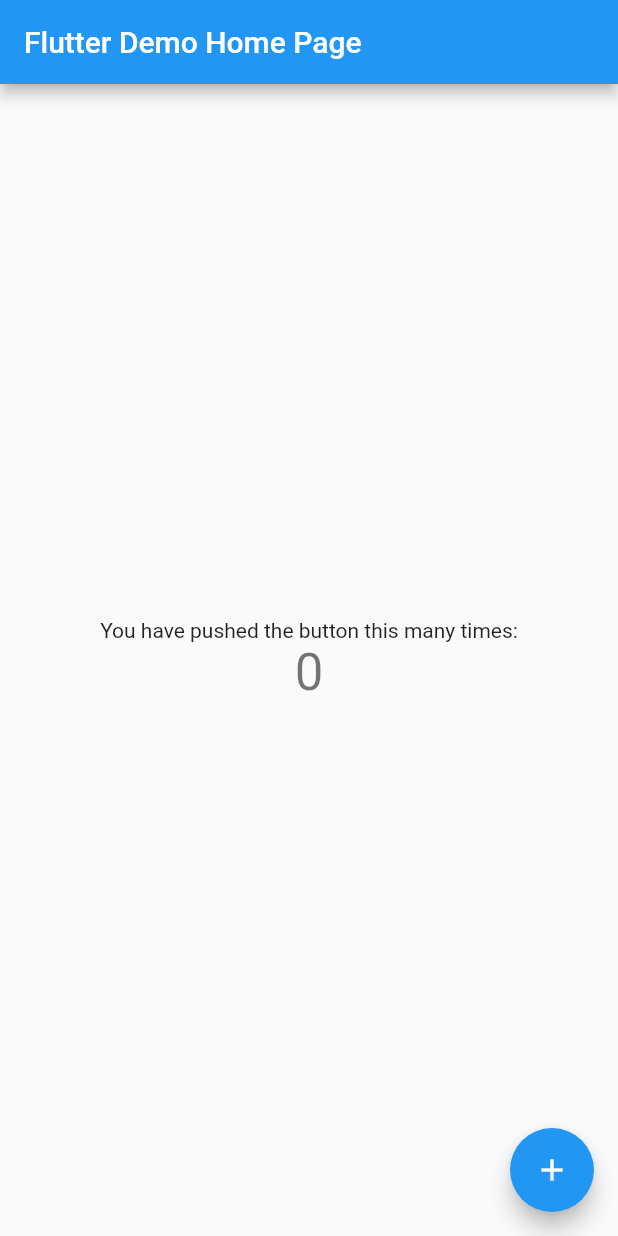
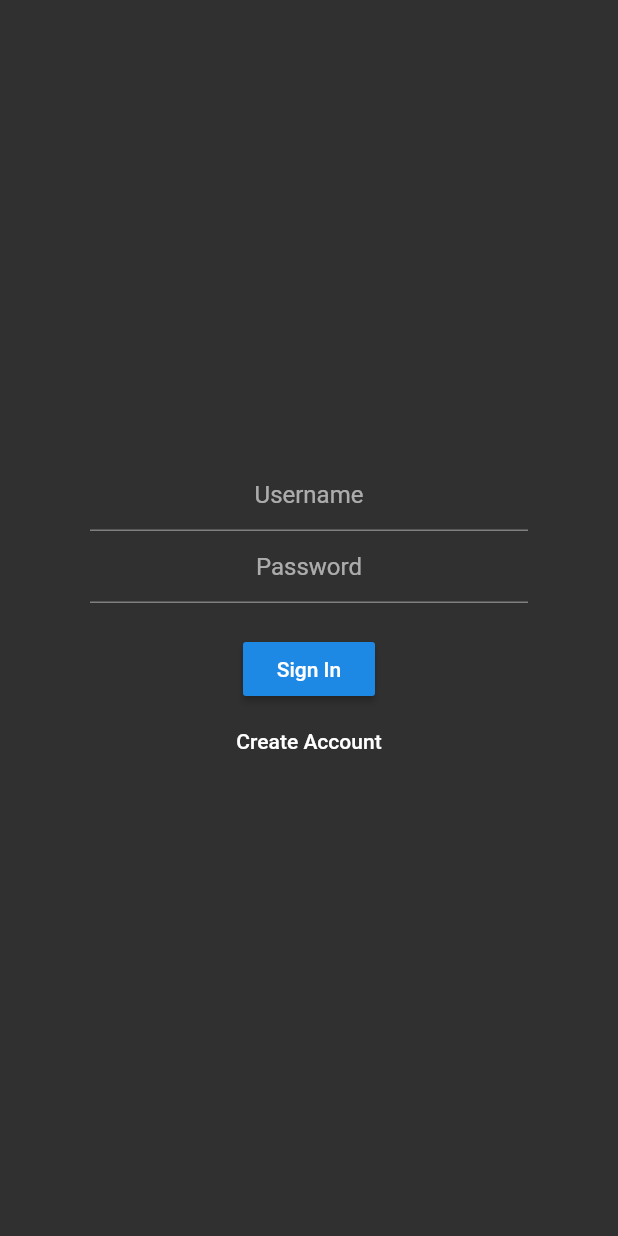
Before and after one commit to omarnaman/grocery-control, a Flutter app: the screen it shows after launch, on a phone screen of 412 x 824 dp. Run offline on Flutter 3.47's test engine with Material 2 defaults, Android fonts, the phone set to English and light mode, and no system bars; our stand-ins replace cloud_firestore, firebase_auth, firebase_core; accounts and stored records are empty.

Commit message:
First version of android Grocery Control

```diff
--- a/lib/main.dart
+++ b/lib/main.dart
@@ -1,114 +1,85 @@
+import 'package:cloud_firestore/cloud_firestore.dart';
+import 'package:firebase_auth/firebase_auth.dart';
 import 'package:flutter/material.dart';
 
+import 'package:firebase_core/firebase_core.dart';
+import 'package:grocery_control/screens/home.dart';
+import 'package:grocery_control/screens/login.dart';
+import 'package:grocery_control/services/auth.dart';
+
 void main() {
-  runApp(MyApp());
+  runApp(App());
 }
 
-class MyApp extends StatelessWidget {
-  // This widget is the root of your application.
+class App extends StatelessWidget {
   @override
   Widget build(BuildContext context) {
     return MaterialApp(
-      title: 'Flutter Demo',
-      theme: ThemeData(
-        // This is the theme of your application.
-        //
-        // Try running your application with "flutter run". You'll see the
-        // application has a blue toolbar. Then, without quitting the app, try
-        // changing the primarySwatch below to Colors.green and then invoke
-        // "hot reload" (press "r" in the console where you ran "flutter run",
-        // or simply save your changes to "hot reload" in a Flutter IDE).
-        // Notice that the counter didn't reset back to zero; the application
-        // is not restarted.
-        primarySwatch: Colors.blue,
+      debugShowCheckedModeBanner: false,
+      theme: ThemeData.dark(),
+      home: FutureBuilder(
+        // Initialize FlutterFire:
+        future: Firebase.initializeApp(),
+        builder: (context, snapshot) {
+          // Check for errors
+          if (snapshot.hasError) {
+            return const Scaffold(
+              body: Center(
+                child: Text("Error"),
+              ),
+            );
+          }
+
+          // Once complete, show your application
+          if (snapshot.connectionState == ConnectionState.done) {
+            return Root();
+          }
+
+          // Otherwise, show something whilst waiting for initialization to complete
+          return const Scaffold(
+            body: Center(
+              child: Text("Loading..."),
+            ),
+          );
+        },
       ),
-      home: MyHomePage(title: 'Flutter Demo Home Page'),
     );
   }
 }
 
-class MyHomePage extends StatefulWidget {
-  MyHomePage({Key key, this.title}) : super(key: key);
-
-  // This widget is the home page of your application. It is stateful, meaning
-  // that it has a State object (defined below) that contains fields that affect
-  // how it looks.
-
-  // This class is the configuration for the state. It holds the values (in this
-  // case the title) provided by the parent (in this case the App widget) and
-  // used by the build method of the State. Fields in a Widget subclass are
-  // always marked "final".
-
-  final String title;
-
+class Root extends StatefulWidget {
   @override
-  _MyHomePageState createState() => _MyHomePageState();
+  _RootState createState() => _RootState();
 }
 
-class _MyHomePageState extends State<MyHomePage> {
-  int _counter = 0;
-
-  void _incrementCounter() {
-    setState(() {
-      // This call to setState tells the Flutter framework that something has
-      // changed in this State, which causes it to rerun the build method below
-      // so that the display can reflect the updated values. If we changed
-      // _counter without calling setState(), then the build method would not be
-      // called again, and so nothing would appear to happen.
-      _counter++;
-      _counter++;
-    });
-  }
-
+class _RootState extends State<Root> {
+  final FirebaseAuth _auth = FirebaseAuth.instance;
+  final FirebaseFirestore _firestore = FirebaseFirestore.instance;
   @override
   Widget build(BuildContext context) {
-    // This method is rerun every time setState is called, for instance as done
-    // by the _incrementCounter method above.
-    //
-    // The Flutter framework has been optimized to make rerunning build methods
-    // fast, so that you can just rebuild anything that needs updating rather
-    // than having to individually change instances of widgets.
-    return Scaffold(
-      appBar: AppBar(
-        // Here we take the value from the MyHomePage object that was created by
-        // the App.build method, and use it to set our appbar title.
-        title: Text(widget.title),
-      ),
-      body: Center(
-        // Center is a layout widget. It takes a single child and positions it
-        // in the middle of the parent.
-        child: Column(
-          // Column is also a layout widget. It takes a list of children and
-          // arranges them vertically. By default, it sizes itself to fit its
-          // children horizontally, and tries to be as tall as its parent.
-          //
-          // Invoke "debug painting" (press "p" in the console, choose the
-          // "Toggle Debug Paint" action from the Flutter Inspector in Android
-          // Studio, or the "Toggle Debug Paint" command in Visual Studio Code)
-          // to see the wireframe for each widget.
-          //
-          // Column has various properties to control how it sizes itself and
-          // how it positions its children. Here we use mainAxisAlignment to
-          // center the children vertically; the main axis here is the vertical
-          // axis because Columns are vertical (the cross axis would be
-          // horizontal).
-          mainAxisAlignment: MainAxisAlignment.center,
-          children: <Widget>[
-            Text(
-              'You have pushed the button this many times:',
+    return StreamBuilder(
+      stream: Auth(auth: _auth).user,
+      builder: (BuildContext context, AsyncSnapshot<User> snapshot) {
+        if (snapshot.connectionState == ConnectionState.active) {
+          if (snapshot.data?.uid == null) {
+            return Login(
+              auth: _auth,
+              firestore: _firestore,
+            );
+          } else {
+            return Home(
+              auth: _auth,
+              firestore: _firestore,
+            );
+          }
+        } else {
+          return const Scaffold(
+            body: Center(
+              child: Text("Loading..."),
             ),
-            Text(
-              '$_counter',
-              style: Theme.of(context).textTheme.headline4,
-            ),
-          ],
-        ),
-      ),
-      floatingActionButton: FloatingActionButton(
-        onPressed: _incrementCounter,
-        tooltip: 'Increment',
-        child: Icon(Icons.add),
-      ), // This trailing comma makes auto-formatting nicer for build methods.
+          );
+        }
+      }, //Auth stream
     );
   }
 }
--- /dev/null
+++ b/lib/screens/login.dart
@@ -0,0 +1,95 @@
+import 'package:cloud_firestore/cloud_firestore.dart';
+import 'package:firebase_auth/firebase_auth.dart';
+import 'package:flutter/material.dart';
+import 'package:grocery_control/services/auth.dart';
+
+class Login extends StatefulWidget {
+  final FirebaseAuth auth;
+  final FirebaseFirestore firestore;
+
+  const Login({
+    Key key,
+    @required this.auth,
+    @required this.firestore,
+  }) : super(key: key);
+  @override
+  _LoginState createState() => _LoginState();
+}
+
+class _LoginState extends State<Login> {
+  final TextEditingController _emailController = TextEditingController();
+  final TextEditingController _passwordController = TextEditingController();
+  @override
+  Widget build(BuildContext context) {
+    return Scaffold(
+      body: Center(
+        child: Padding(
+          padding: const EdgeInsets.all(60.0),
+          child: Builder(builder: (BuildContext context) {
+            return Column(
+              mainAxisAlignment: MainAxisAlignment.center,
+              children: [
+                TextFormField(
+                  key: const ValueKey("username"),
+                  textAlign: TextAlign.center,
+                  decoration: const InputDecoration(hintText: "Username"),
+                  controller: _emailController,
+                ),
+                TextFormField(
+                  key: const ValueKey("password"),
+                  textAlign: TextAlign.center,
+                  decoration: const InputDecoration(hintText: "Password"),
+                  controller: _passwordController,
+                ),
+                const SizedBox(
+                  height: 20,
+                ),
+                RaisedButton(
+                  key: const ValueKey("signIn"),
+                  onPressed: () async {
+                    final String retVal = await Auth(auth: widget.auth).signIn(
+                      email: _emailController.text,
+                      password: _passwordController.text,
+                    );
+                    if (retVal == "Success") {
+                      _emailController.clear();
+                      _passwordController.clear();
+                    } else {
+                      Scaffold.of(context).showSnackBar(
+                        SnackBar(
+                          content: Text(retVal),
+                        ),
+                      );
+                    }
+                  },
+                  child: const Text("Sign In"),
+                ),
+                FlatButton(
+                  key: const ValueKey("createAccount"),
+                  onPressed: () async {
+                    final String retVal =
+                        await Auth(auth: widget.auth).createAccount(
+                      email: _emailController.text,
+                      password: _passwordController.text,
+                    );
+                    if (retVal == "Success") {
+                      _emailController.clear();
+                      _passwordController.clear();
+                    } else {
+                      Scaffold.of(context).showSnackBar(
+                        SnackBar(
+                          content: Text(retVal),
+                        ),
+                      );
+                    }
+                  },
+                  child: const Text("Create Account"),
+                )
+              ],
+            );
+          }),
+        ),
+      ),
+    );
+  }
+}
--- a/pubspec.yaml
+++ b/pubspec.yaml
@@ -23,7 +23,10 @@ environment:
 dependencies:
   flutter:
     sdk: flutter
-
+  firebase_core:
+  firebase_auth:
+  cloud_firestore:
+  lint:
 
   # The following adds the Cupertino Icons font to your application.
   # Use with the CupertinoIcons class for iOS style icons.
```
Also changed, not shown: lib/models/grocery_item.dart (added, +22 -0 lines), lib/screens/home.dart (added, +171 -0 lines), lib/services/auth.dart (added, +48 -0 lines), lib/services/db.dart (added, +54 -0 lines), lib/widgets/item_card.dart (added, +54 -0 lines), pubspec.lock, 4 other files.
